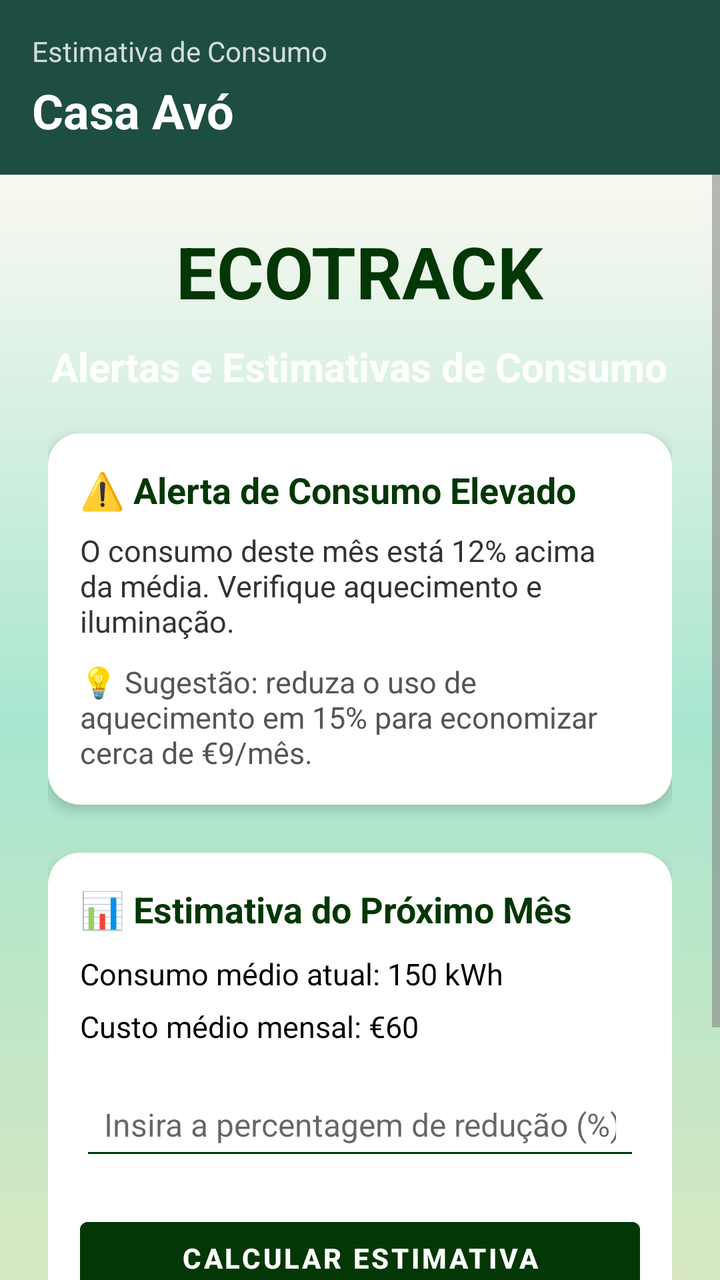
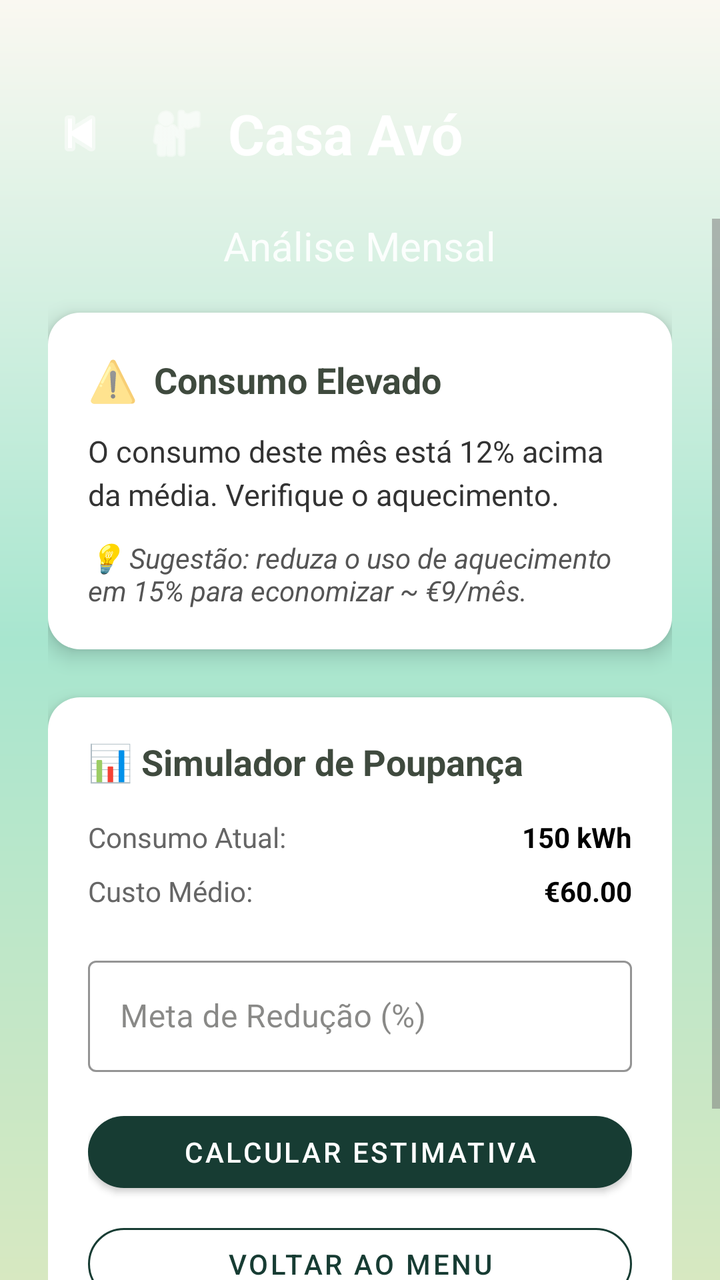

An Android layout rendered at two revisions. The XML below is the earlier revision; the diff shows what the commit changed to produce the second picture.
<!-- AndroidManifest.xml: application theme Theme.EcoTrack -->
<!-- res/layout/activity_estimativa_consumo.xml -->
<?xml version="1.0" encoding="utf-8"?>
<RelativeLayout xmlns:android="http://schemas.android.com/apk/res/android"
    xmlns:app="http://schemas.android.com/apk/res-auto"
    xmlns:tools="http://schemas.android.com/tools"
    android:layout_width="match_parent"
    android:layout_height="match_parent"
    android:background="@drawable/gradient_verde"
    tools:context=".EstimativaConsumo">

    
    <LinearLayout
        android:id="@+id/headerCasa"
        android:layout_width="match_parent"
        android:layout_height="wrap_content"
        android:orientation="vertical"
        android:padding="16dp"
        android:background="#1E4D42">

        <TextView
            android:text="Estimativa de Consumo"
            android:textSize="14sp"
            android:textColor="#FFFFFF"
            android:alpha="0.8"
            android:layout_width="wrap_content"
            android:layout_height="wrap_content"/>

        <TextView
            android:id="@+id/tvNomeCasaEstimativa"
            android:text="Casa Avó"
            android:textSize="24sp"
            android:textStyle="bold"
            android:textColor="#FFFFFF"
            android:layout_marginTop="4dp"
            android:layout_width="wrap_content"
            android:layout_height="wrap_content"/>

    </LinearLayout>

    
    <ScrollView
        android:layout_width="match_parent"
        android:layout_height="match_parent"
        android:layout_below="@+id/headerCasa"
        android:background="@drawable/gradient_verde">

        <LinearLayout
            android:layout_width="match_parent"
            android:layout_height="wrap_content"
            android:orientation="vertical"
            android:padding="24dp"
            android:gravity="center_horizontal">

            
            <TextView
                android:id="@+id/tvTitulo"
                android:layout_width="wrap_content"
                android:layout_height="wrap_content"
                android:text="ECOTRACK"
                android:textColor="@color/green"
                android:textSize="36sp"
                android:textStyle="bold"
                android:layout_marginBottom="10dp" />

            <TextView
                android:layout_width="wrap_content"
                android:layout_height="wrap_content"
                android:text="Alertas e Estimativas de Consumo"
                android:textColor="#FFFFFF"
                android:textSize="20sp"
                android:textStyle="bold"
                android:layout_marginBottom="20dp"
                android:textAlignment="center" />

            
            <LinearLayout
                android:layout_width="match_parent"
                android:layout_height="wrap_content"
                android:orientation="vertical"
                android:padding="16dp"
                android:background="@drawable/rounded_white_box"
                android:layout_marginBottom="24dp"
                android:elevation="4dp">

                <TextView
                    android:layout_width="match_parent"
                    android:layout_height="wrap_content"
                    android:text="⚠️ Alerta de Consumo Elevado"
                    android:textSize="18sp"
                    android:textStyle="bold"
                    android:textColor="@color/green"
                    android:layout_marginBottom="8dp" />

                <TextView
                    android:id="@+id/tvAlerta"
                    android:layout_width="match_parent"
                    android:layout_height="wrap_content"
                    android:text="O consumo deste mês está 12% acima da média. Verifique aquecimento e iluminação."
                    android:textSize="15sp"
                    android:textColor="#333333"
                    android:layout_marginBottom="10dp" />

                <TextView
                    android:id="@+id/tvSugestao"
                    android:layout_width="match_parent"
                    android:layout_height="wrap_content"
                    android:text="💡 Sugestão: reduza o uso de aquecimento em 15% para economizar cerca de €9/mês."
                    android:textSize="15sp"
                    android:textColor="#555555" />
            </LinearLayout>

            
            <LinearLayout
                android:layout_width="match_parent"
                android:layout_height="wrap_content"
                android:orientation="vertical"
                android:padding="16dp"
                android:background="@drawable/rounded_white_box"
                android:elevation="4dp">

                <TextView
                    android:layout_width="match_parent"
                    android:layout_height="wrap_content"
                    android:text="📊 Estimativa do Próximo Mês"
                    android:textSize="18sp"
                    android:textStyle="bold"
                    android:textColor="@color/green"
                    android:layout_marginBottom="10dp" />

                
                <TextView
                    android:id="@+id/tvConsumoAtual"
                    android:layout_width="wrap_content"
                    android:layout_height="wrap_content"
                    android:text="Consumo médio atual: 150 kWh"
                    android:textSize="15sp"
                    android:textColor="#000000"
                    android:layout_marginBottom="6dp" />

                <TextView
                    android:id="@+id/tvCustoAtual"
                    android:layout_width="wrap_content"
                    android:layout_height="wrap_content"
                    android:text="Custo médio mensal: €60"
                    android:textSize="15sp"
                    android:textColor="#000000"
                    android:layout_marginBottom="16dp" />

                
                <EditText
                    android:id="@+id/etReducao"
                    android:layout_width="match_parent"
                    android:layout_height="wrap_content"
                    android:hint="Insira a percentagem de redução (%)"
                    android:inputType="numberDecimal"
                    android:focusable="true"
                    android:focusableInTouchMode="true"
                    android:clickable="true"
                    android:cursorVisible="true"
                    android:importantForAutofill="yes"
                    android:padding="12dp"
                    android:backgroundTint="@color/green"
                    android:textColor="#000000"
                    android:textSize="16sp"
                    android:layout_marginBottom="20dp" />

                
                <Button
                    android:id="@+id/btnCalcular"
                    android:layout_width="match_parent"
                    android:layout_height="wrap_content"
                    android:text="Calcular Estimativa"
                    android:backgroundTint="@color/green"
                    android:textColor="#FFFFFF"
                    android:textStyle="bold"
                    android:layout_marginBottom="10dp" />

                <Button
                    android:id="@+id/btnVoltar"
                    android:layout_width="match_parent"
                    android:layout_height="wrap_content"
                    android:text="Voltar ao Menu"
                    android:backgroundTint="#388E3C"
                    android:textColor="#FFFFFF"
                    android:textStyle="bold"
                    android:layout_marginBottom="20dp" />

                
                <TextView
                    android:id="@+id/tvResultado"
                    android:layout_width="match_parent"
                    android:layout_height="wrap_content"
                    android:text=""
                    android:textAlignment="center"
                    android:textColor="#000000"
                    android:textSize="17sp"
                    android:textStyle="bold"
                    android:layout_marginTop="10dp" />
            </LinearLayout>
        </LinearLayout>
    </ScrollView>
</RelativeLayout>
<!-- resources referenced by this layout -->
<resources>
  <color name="green">#033705</color>
  <!-- drawable gradient_verde (drawable) -->
  <shape xmlns:android="http://schemas.android.com/apk/res/android">
      <gradient
          android:startColor="@color/pastel_lightgreen"
          android:centerColor="@color/mint_start"
          android:endColor="@color/pastel_whitewarm"
          android:angle="90" />
  
      <corners android:radius="0dp" />
  </shape>
  <!-- drawable rounded_white_box (drawable) -->
  <shape xmlns:android="http://schemas.android.com/apk/res/android" android:shape="rectangle">
      <solid android:color="#FFFFFF"/>
      <corners android:radius="16dp"/>
      <padding android:left="12dp" android:top="12dp" android:right="12dp" android:bottom="12dp"/>
  </shape>
  <style name="Theme.EcoTrack" parent="Theme.MaterialComponents.Light.NoActionBar">
          
          <item name="colorPrimary">@color/colorPrimary</item>
          <item name="colorOnPrimary">@color/colorOnPrimary</item>
          <item name="colorSecondary">@color/colorSecondary</item>
          <item name="colorOnSecondary">@color/colorOnSecondary</item>
  
          
          <item name="colorOnBackground">@color/background_beige</item>
          <item name="colorSurface">@color/colorSurface</item>
          <item name="colorOnSurface">@color/colorOnSurface</item>
          <item name="android:windowBackground">@color/background_beige</item>
  
          
          <item name="colorPrimaryContainer">@color/colorPrimaryContainer</item>
          <item name="colorOnPrimaryContainer">@color/colorOnPrimaryContainer</item>
          <item name="colorSecondaryContainer">@color/colorSecondaryContainer</item>
          <item name="colorOnSecondaryContainer">@color/colorOnSecondaryContainer</item>
  
          
          <item name="colorError">@color/colorError</item>
          <item name="colorOnError">@color/colorOnError</item>
          <item name="colorErrorContainer">@color/colorErrorContainer</item>
          <item name="colorOnErrorContainer">@color/colorOnErrorContainer</item>
  
          
          <item name="colorOutline">@color/colorOutline</item>
  
          
          <item name="android:textColorPrimary">@color/text_primary</item>
          <item name="android:textColorSecondary">@color/text_secondary</item>
  
          
          <item name="android:statusBarColor">@color/colorPrimary</item>
          <item name="android:navigationBarColor">@color/background_beige</item>
      </style>
  <color name="pastel_lightgreen">#D7E8C1</color>
  <color name="mint_start">#A8E6CF</color>
  <color name="pastel_whitewarm">#FAF8F1</color>
  <color name="colorPrimary">#2E7D5B</color>
  <color name="colorOnPrimary">#FFFFFF</color>
  <color name="colorSecondary">#52644F</color>
  <color name="colorOnSecondary">#FFFFFF</color>
  <color name="background_beige">#FFFDF8</color>
  <color name="colorSurface">#FAF7F2</color>
  <color name="colorOnSurface">#3B3A37</color>
  <color name="colorPrimaryContainer">#BFE3CF</color>
  <color name="colorOnPrimaryContainer">#1A3B2C</color>
  <color name="colorSecondaryContainer">#D5E8D7</color>
  <color name="colorOnSecondaryContainer">#1F352F</color>
  <color name="colorError">#B3261E</color>
  <color name="colorOnError">#FFFFFF</color>
  <color name="colorErrorContainer">#F9DEDC</color>
  <color name="colorOnErrorContainer">#410E0B</color>
  <color name="colorOutline">#D8D2C8</color>
  <color name="text_primary">#2E2E2E</color>
  <color name="text_secondary">#7A7A7A</color>
</resources>

<!-- the commit's change to res/layout/activity_estimativa_consumo.xml (unified diff, before → after) -->
@@ -7,194 +7,240 @@
     android:background="@drawable/gradient_verde"
     tools:context=".EstimativaConsumo">
 
-    
-    <LinearLayout
+    <androidx.constraintlayout.widget.ConstraintLayout
         android:id="@+id/headerCasa"
         android:layout_width="match_parent"
         android:layout_height="wrap_content"
-        android:orientation="vertical"
-        android:padding="16dp"
-        android:background="#1E4D42">
+        android:paddingHorizontal="24dp"
+        android:paddingTop="48dp"
+        android:paddingBottom="24dp">
+
+        <ImageView
+            android:id="@+id/btnBackArrow"
+            android:layout_width="32dp"
+            android:layout_height="32dp"
+            android:src="@android:drawable/ic_media_previous"
+            app:tint="#FFFFFF"
+            android:contentDescription="Voltar"
+            app:layout_constraintStart_toStartOf="parent"
+            app:layout_constraintTop_toTopOf="@id/tvNomeCasaEstimativa"
+            app:layout_constraintBottom_toBottomOf="@id/tvNomeCasaEstimativa" />
 
         <TextView
-            android:text="Estimativa de Consumo"
-            android:textSize="14sp"
-            android:textColor="#FFFFFF"
-            android:alpha="0.8"
+            android:id="@+id/tvLabelCategoria"
             android:layout_width="wrap_content"
-            android:layout_height="wrap_content"/>
+            android:layout_height="wrap_content"
+            android:text="ESTIMATIVA DE CONSUMO"
+            android:textSize="12sp"
+            android:textColor="#CCFFFFFF"
+            android:letterSpacing="0.1"
+            android:textStyle="bold"
+            android:layout_marginBottom="4dp"
+            android:layout_marginStart="16dp"
+            app:layout_constraintStart_toEndOf="@id/btnBackArrow"
+            app:layout_constraintBottom_toTopOf="@id/tvNomeCasaEstimativa" />
 
         <TextView
             android:id="@+id/tvNomeCasaEstimativa"
+            android:layout_width="wrap_content"
+            android:layout_height="wrap_content"
             android:text="Casa Avó"
-            android:textSize="24sp"
+            android:textSize="28sp"
             android:textStyle="bold"
             android:textColor="#FFFFFF"
-            android:layout_marginTop="4dp"
-            android:layout_width="wrap_content"
-            android:layout_height="wrap_content"/>
-
-    </LinearLayout>
-
-    
+            android:layout_marginStart="16dp"
+            android:drawablePadding="10dp"
+            app:drawableStartCompat="@android:drawable/ic_menu_myplaces"
+            app:drawableTint="#FFFFFF"
+            app:layout_constraintStart_toEndOf="@id/btnBackArrow"
+            app:layout_constraintTop_toTopOf="parent" />
+
+
+
+    </androidx.constraintlayout.widget.ConstraintLayout>
+
     <ScrollView
         android:layout_width="match_parent"
         android:layout_height="match_parent"
         android:layout_below="@+id/headerCasa"
-        android:background="@drawable/gradient_verde">
+        android:clipToPadding="false"
+        android:paddingBottom="24dp">
 
         <LinearLayout
             android:layout_width="match_parent"
             android:layout_height="wrap_content"
             android:orientation="vertical"
-            android:padding="24dp"
+            android:paddingHorizontal="24dp"
             android:gravity="center_horizontal">
-
-            
-            <TextView
-                android:id="@+id/tvTitulo"
-                android:layout_width="wrap_content"
-                android:layout_height="wrap_content"
-                android:text="ECOTRACK"
-                android:textColor="@color/green"
-                android:textSize="36sp"
-                android:textStyle="bold"
-                android:layout_marginBottom="10dp" />
 
             <TextView
                 android:layout_width="wrap_content"
                 android:layout_height="wrap_content"
-                android:text="Alertas e Estimativas de Consumo"
+                android:text="Análise Mensal"
                 android:textColor="#FFFFFF"
                 android:textSize="20sp"
-                android:textStyle="bold"
+                android:alpha="0.9"
                 android:layout_marginBottom="20dp"
                 android:textAlignment="center" />
 
-            
             <LinearLayout
                 android:layout_width="match_parent"
                 android:layout_height="wrap_content"
                 android:orientation="vertical"
-                android:padding="16dp"
+                android:padding="20dp"
                 android:background="@drawable/rounded_white_box"
                 android:layout_marginBottom="24dp"
-                android:elevation="4dp">
-
-                <TextView
-                    android:layout_width="match_parent"
-                    android:layout_height="wrap_content"
-                    android:text="⚠️ Alerta de Consumo Elevado"
-                    android:textSize="18sp"
-                    android:textStyle="bold"
-                    android:textColor="@color/green"
-                    android:layout_marginBottom="8dp" />
+                android:elevation="6dp">
+
+                <LinearLayout
+                    android:layout_width="match_parent"
+                    android:layout_height="wrap_content"
+                    android:orientation="horizontal"
+                    android:gravity="center_vertical"
+                    android:layout_marginBottom="12dp">
+
+                    <TextView
+                        android:layout_width="wrap_content"
+                        android:layout_height="wrap_content"
+                        android:text="⚠️"
+                        android:textSize="20sp"
+                        android:layout_marginEnd="8dp"/>
+
+                    <TextView
+                        android:layout_width="wrap_content"
+                        android:layout_height="wrap_content"
+                        android:text="Consumo Elevado"
+                        android:textSize="18sp"
+                        android:textStyle="bold"
+                        android:textColor="@color/oliveText" />
+                </LinearLayout>
 
                 <TextView
                     android:id="@+id/tvAlerta"
                     android:layout_width="match_parent"
                     android:layout_height="wrap_content"
-                    android:text="O consumo deste mês está 12% acima da média. Verifique aquecimento e iluminação."
+                    android:text="O consumo deste mês está 12% acima da média. Verifique o aquecimento."
                     android:textSize="15sp"
+                    android:lineSpacingExtra="4dp"
                     android:textColor="#333333"
-                    android:layout_marginBottom="10dp" />
+                    android:layout_marginBottom="12dp" />
 
                 <TextView
                     android:id="@+id/tvSugestao"
                     android:layout_width="match_parent"
                     android:layout_height="wrap_content"
-                    android:text="💡 Sugestão: reduza o uso de aquecimento em 15% para economizar cerca de €9/mês."
-                    android:textSize="15sp"
+                    android:text="💡 Sugestão: reduza o uso de aquecimento em 15% para economizar ~ €9/mês."
+                    android:textSize="14sp"
+                    android:textStyle="italic"
                     android:textColor="#555555" />
             </LinearLayout>
 
-            
             <LinearLayout
                 android:layout_width="match_parent"
                 android:layout_height="wrap_content"
                 android:orientation="vertical"
-                android:padding="16dp"
+                android:padding="20dp"
                 android:background="@drawable/rounded_white_box"
-                android:elevation="4dp">
-
-                <TextView
-                    android:layout_width="match_parent"
-                    android:layout_height="wrap_content"
-                    android:text="📊 Estimativa do Próximo Mês"
+                android:elevation="6dp">
+
+                <TextView
+                    android:layout_width="match_parent"
+                    android:layout_height="wrap_content"
+                    android:text="📊 Simulador de Poupança"
                     android:textSize="18sp"
                     android:textStyle="bold"
-                    android:textColor="@color/green"
-                    android:layout_marginBottom="10dp" />
-
-                
-                <TextView
-                    android:id="@+id/tvConsumoAtual"
-                    android:layout_width="wrap_content"
-                    android:layout_height="wrap_content"
-                    android:text="Consumo médio atual: 150 kWh"
-                    android:textSize="15sp"
-                    android:textColor="#000000"
-                    android:layout_marginBottom="6dp" />
-
-                <TextView
-                    android:id="@+id/tvCustoAtual"
-                    android:layout_width="wrap_content"
-                    android:layout_height="wrap_content"
-                    android:text="Custo médio mensal: €60"
-                    android:textSize="15sp"
-                    android:textColor="#000000"
+                    android:textColor="@color/oliveText"
                     android:layout_marginBottom="16dp" />
 
-                
-                <EditText
-                    android:id="@+id/etReducao"
-                    android:layout_width="match_parent"
-                    android:layout_height="wrap_content"
-                    android:hint="Insira a percentagem de redução (%)"
-                    android:inputType="numberDecimal"
-                    android:focusable="true"
-                    android:focusableInTouchMode="true"
-                    android:clickable="true"
-                    android:cursorVisible="true"
-                    android:importantForAutofill="yes"
-                    android:padding="12dp"
-                    android:backgroundTint="@color/green"
-                    android:textColor="#000000"
+                <LinearLayout
+                    android:layout_width="match_parent"
+                    android:layout_height="wrap_content"
+                    android:orientation="horizontal"
+                    android:layout_marginBottom="8dp">
+
+                    <TextView
+                        android:layout_width="0dp"
+                        android:layout_weight="1"
+                        android:layout_height="wrap_content"
+                        android:text="Consumo Atual:"
+                        android:textColor="#666666"/>
+
+                    <TextView
+                        android:id="@+id/tvConsumoAtual"
+                        android:layout_width="wrap_content"
+                        android:layout_height="wrap_content"
+                        android:text="150 kWh"
+                        android:textStyle="bold"
+                        android:textColor="#000000"/>
+                </LinearLayout>
+
+                <LinearLayout
+                    android:layout_width="match_parent"
+                    android:layout_height="wrap_content"
+                    android:orientation="horizontal"
+                    android:layout_marginBottom="20dp">
+
+                    <TextView
+                        android:layout_width="0dp"
+                        android:layout_weight="1"
+                        android:layout_height="wrap_content"
+                        android:text="Custo Médio:"
+                        android:textColor="#666666"/>
+
+                    <TextView
+                        android:id="@+id/tvCustoAtual"
+                        android:layout_width="wrap_content"
+                        android:layout_height="wrap_content"
+                        android:text="€60.00"
+                        android:textStyle="bold"
+                        android:textColor="#000000"/>
+                </LinearLayout>
+
+                <com.google.android.material.textfield.TextInputLayout
+                    style="@style/Widget.MaterialComponents.TextInputLayout.OutlinedBox"
+                    android:layout_width="match_parent"
+                    android:layout_height="wrap_content"
+                    android:hint="Meta de Redução (%)"
+                    android:layout_marginBottom="16dp"
+                    app:boxStrokeColor="@color/green">
+
+                    <com.google.android.material.textfield.TextInputEditText
+                        android:id="@+id/etReducao"
+                        android:layout_width="match_parent"
+                        android:layout_height="wrap_content"
+                        android:inputType="numberDecimal" />
+                </com.google.android.material.textfield.TextInputLayout>
+
+                <com.google.android.material.button.MaterialButton
+                    android:id="@+id/btnCalcular"
+                    android:layout_width="match_parent"
+                    android:layout_height="wrap_content"
+                    android:text="Calcular Estimativa"
+                    android:textColor="#FFFFFF"
+                    app:cornerRadius="20dp"
+                    app:backgroundTint="@color/onMint"
+                    android:layout_marginBottom="8dp" />
+
+                <com.google.android.material.button.MaterialButton
+                    android:id="@+id/btnVoltar"
+                    style="@style/Widget.MaterialComponents.Button.OutlinedButton"
+                    android:layout_width="match_parent"
+                    android:layout_height="wrap_content"
+                    android:text="Voltar ao Menu"
+                    android:textColor="@color/onMint"
+                    app:strokeColor="@color/onMint"
+                    app:cornerRadius="20dp"
+                    android:layout_marginBottom="16dp" />
+
+                <TextView
+                    android:id="@+id/tvResultado"
+                    android:layout_width="match_parent"
+                    android:layout_height="wrap_content"
+                    android:text=""
+                    android:gravity="center"
+                    android:textColor="@color/oliveText"
                     android:textSize="16sp"
-                    android:layout_marginBottom="20dp" />
-
-                
-                <Button
-                    android:id="@+id/btnCalcular"
-                    android:layout_width="match_parent"
-                    android:layout_height="wrap_content"
-                    android:text="Calcular Estimativa"
-                    android:backgroundTint="@color/green"
-                    android:textColor="#FFFFFF"
-                    android:textStyle="bold"
-                    android:layout_marginBottom="10dp" />
-
-                <Button
-                    android:id="@+id/btnVoltar"
-                    android:layout_width="match_parent"
-                    android:layout_height="wrap_content"
-                    android:text="Voltar ao Menu"
-                    android:backgroundTint="#388E3C"
-                    android:textColor="#FFFFFF"
-                    android:textStyle="bold"
-                    android:layout_marginBottom="20dp" />
-
-                
-                <TextView
-                    android:id="@+id/tvResultado"
-                    android:layout_width="match_parent"
-                    android:layout_height="wrap_content"
-                    android:text=""
-                    android:textAlignment="center"
-                    android:textColor="#000000"
-                    android:textSize="17sp"
-                    android:textStyle="bold"
-                    android:layout_marginTop="10dp" />
+                    android:textStyle="bold" />
             </LinearLayout>
         </LinearLayout>
     </ScrollView>
<!-- resource entries referenced after the edit -->
@@ -1,6 +1,8 @@
 <!-- resources referenced by this layout -->
 <resources>
   <color name="green">#033705</color>
+  <color name="oliveText">#3F4A3E</color>
+  <color name="onMint">#173C33</color>
   <!-- drawable gradient_verde (drawable) -->
   <shape xmlns:android="http://schemas.android.com/apk/res/android">
       <gradient
